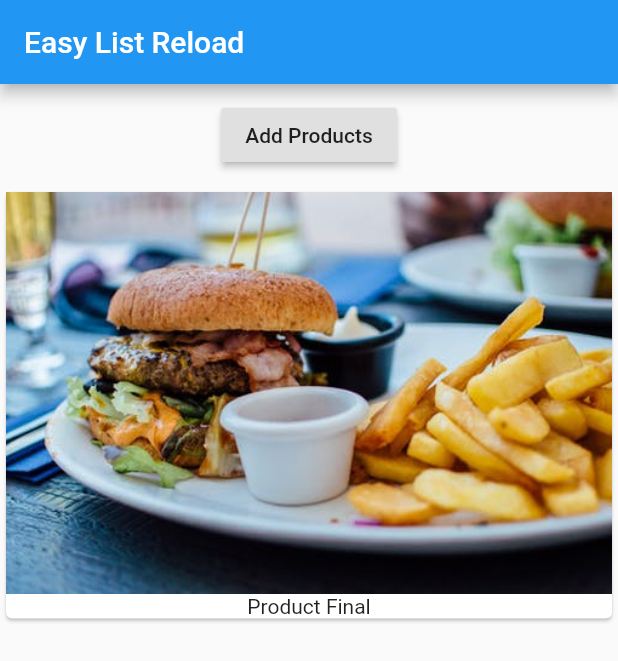
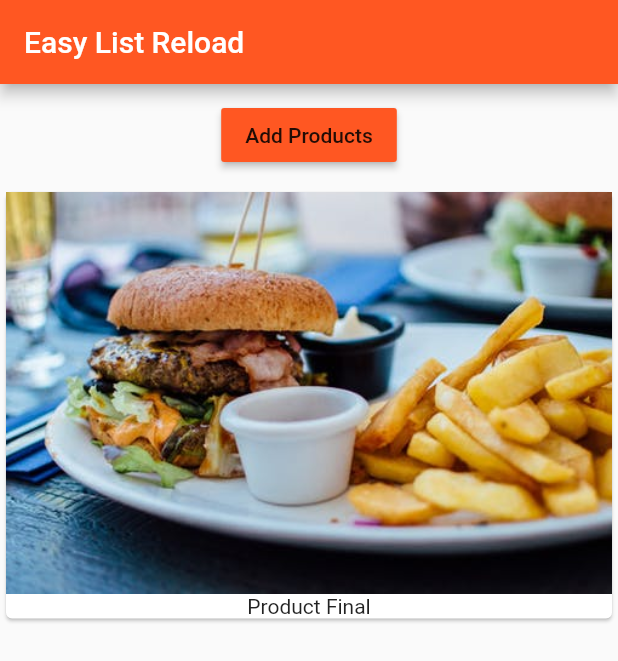
Before and after one commit to iamsss/Learning-Flutter, a Flutter app: the screen it shows after launch, on a phone screen of 412 x 824 dp. Shown: the top 661 px of the screen. Run offline on Flutter 3.47's test engine with Material 2 defaults, Android fonts, the phone set to English and light mode, and no system bars.

Commit message:
Adding Material Theme

```diff
--- a/lib/main.dart
+++ b/lib/main.dart
@@ -8,6 +8,11 @@ class MyApp extends StatelessWidget {
   @override
   Widget build(BuildContext context) {
     return MaterialApp(
+      theme: ThemeData(
+        brightness: Brightness.light,
+        primarySwatch: Colors.deepOrange,
+        accentColor: Colors.deepPurple
+      ),
       home: Scaffold(
           appBar: AppBar(
             title: Text('Easy List Reload'),
--- a/lib/product_manager.dart
+++ b/lib/product_manager.dart
@@ -25,6 +25,7 @@ class _ProductManagerState extends State<ProductManager> {
       return Column(children: [Container(
                 margin: EdgeInsets.all(10.0),
                 child: RaisedButton(
+                  color: Theme.of(context).primaryColor,
                   onPressed: () {
                     setState(() {
                     _products.add('Product 2');
```
